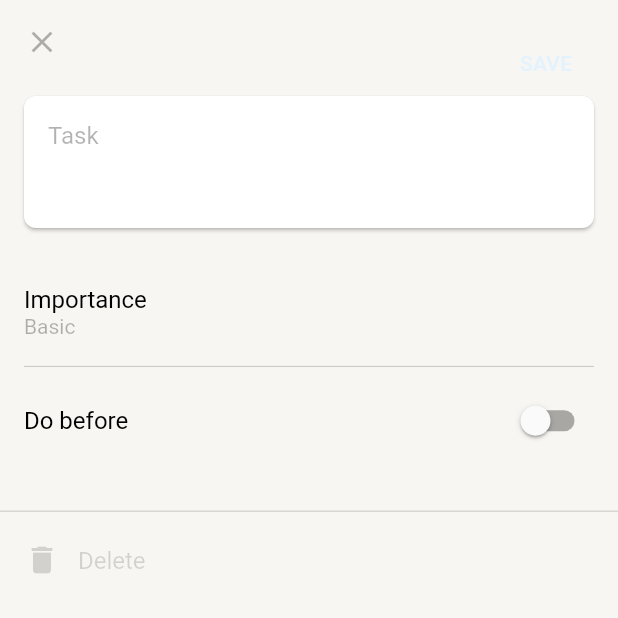
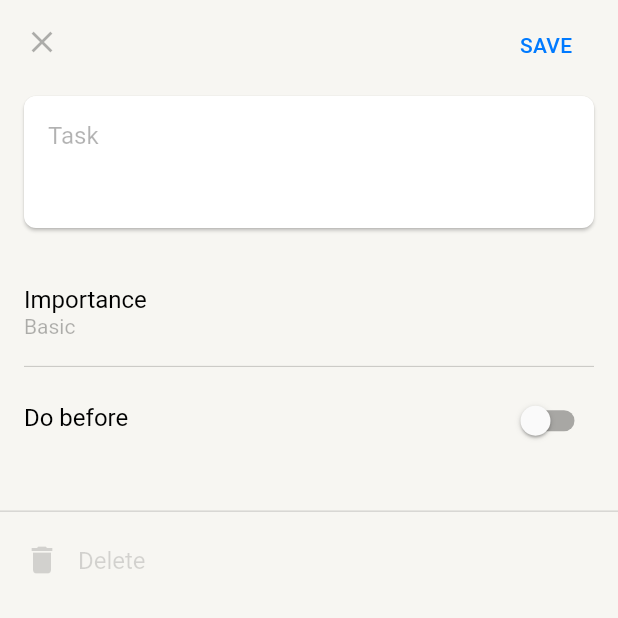
Before and after one commit to OwlCodR/todo_app, a Flutter app: the TasksEditorScreen screen opened directly, on a phone screen of 412 x 824 dp, the top half of it. Run offline on Flutter 3.47's test engine with Material 2 defaults, Android fonts, the phone set to English and light mode, and no system bars; drawn by our look-alikes of dropdown_button2; our stand-ins replace dio, firebase_core, flutter_dotenv, flutter_keyboard_visibility, flutter_riverpod, flutter_slidable and 7 more; missing offline and left inert: dio_logging_interceptor, platform_device_id; accounts and stored records are empty; generated files the repository leaves out were written again.

Commit message:
:sparkles: Added MVP of editor

```diff
--- a/lib/providers/tasks_editor/editor_date_time_provider.dart
+++ b/lib/providers/tasks_editor/editor_date_time_provider.dart
@@ -1,3 +1,3 @@
 import 'package:flutter_riverpod/flutter_riverpod.dart';
 
-final dateTimeProvider = StateProvider((ref) => DateTime.now());
+final dateTimeProvider = StateProvider.autoDispose((ref) => DateTime.now());
--- /dev/null
+++ b/lib/providers/tasks_editor/editor_importance_locale_provider.dart
@@ -0,0 +1,18 @@
+import 'package:flutter/material.dart';
+import 'package:flutter_gen/gen_l10n/app_localizations.dart';
+import 'package:flutter_riverpod/flutter_riverpod.dart';
+import 'package:todo_app/providers/tasks_editor/editor_importance_provider.dart';
+
+import '../../utils/importance_enum.dart';
+
+final importanceLocaleProvider =
+    StateProvider.autoDispose.family<String, BuildContext>((ref, context) {
+  switch (ref.watch(importanceProvider)) {
+    case Importance.important:
+      return AppLocalizations.of(context).important;
+    case Importance.basic:
+      return AppLocalizations.of(context).basic;
+    case Importance.low:
+      return AppLocalizations.of(context).low;
+  }
+});
--- a/lib/providers/tasks_editor/editor_title_provider.dart
+++ b/lib/providers/tasks_editor/editor_title_provider.dart
@@ -1,3 +1,3 @@
 import 'package:flutter_riverpod/flutter_riverpod.dart';
 
-final editorTitleProvider = Provider.autoDispose((ref) => '');
+final editorTitleProvider = StateProvider((ref) => '');
--- a/lib/themes/themes.dart
+++ b/lib/themes/themes.dart
@@ -22,6 +22,7 @@ class _AppTheme {
     required AppColorsTheme colors,
   }) {
     return parent.copyWith(
+      focusColor: colors.blue,
       primaryColorLight: colors.green,
       primaryColor: colors.backPrimary,
       primaryColorDark: colors.separator,
@@ -31,6 +32,7 @@ class _AppTheme {
       disabledColor: colors.labelDisable,
       errorColor: colors.red,
       primaryIconTheme: IconThemeData(color: colors.blue),
+      indicatorColor: colors.blue,
       iconTheme: IconThemeData(color: colors.labelTertiary),
       cardTheme: CardTheme(color: colors.white),
       textTheme: textTheme,
--- a/lib/ui/tasks_editor/tasks_editor_screen.dart
+++ b/lib/ui/tasks_editor/tasks_editor_screen.dart
@@ -35,28 +35,36 @@ class TasksEditorScreen extends ConsumerWidget {
         child: CustomScrollView(
           scrollBehavior: NoGlowScrollBehavior(),
           slivers: <Widget>[
-            const TasksEditorSliverAppBar(),
+            TasksEditorSliverAppBar(task: task),
             SliverList(
               delegate: SliverChildListDelegate(
                 <Widget>[
-                  TasksEditorCardTextInput(title: task?.title),
+                  TasksEditorCardTextInput(
+                    title: task?.title,
+                  ),
                   const SizedBox(height: 12),
                   Padding(
-                    padding: const EdgeInsets.symmetric(horizontal: 16.0),
+                    padding: const EdgeInsets.symmetric(
+                      horizontal: 16.0,
+                    ),
                     child: Column(
                       children: [
                         Container(
-                          constraints:
-                              const BoxConstraints(minHeight: _infoRowHeight),
+                          constraints: const BoxConstraints(
+                            minHeight: _infoRowHeight,
+                          ),
                           child: TasksEditorImportanceDropdown(
                             importance: task?.importance,
                           ),
                         ),
                         const CommonDivider(),
                         Container(
-                          constraints:
-                              const BoxConstraints(minHeight: _infoRowHeight),
-                          child: const TasksEditorDatePicker(),
+                          constraints: const BoxConstraints(
+                            minHeight: _infoRowHeight,
+                          ),
+                          child: TasksEditorDatePicker(
+                            deadlineTime: task?.deadlineTime,
+                          ),
                         ),
                       ],
                     ),
@@ -64,11 +72,8 @@ class TasksEditorScreen extends ConsumerWidget {
                   const SizedBox(height: 24),
                   const CommonDivider(),
                   const SizedBox(height: 8),
-                  Padding(
-                    padding: const EdgeInsets.symmetric(horizontal: 16.0),
-                    child: TasksEditorDeleteTask(
-                      editingTask: task,
-                    ),
+                  TasksEditorDeleteTask(
+                    taskId: task?.id,
                   ),
                 ],
               ),
--- a/lib/ui/tasks_editor/widgets/card_text_input.dart
+++ b/lib/ui/tasks_editor/widgets/card_text_input.dart
@@ -1,13 +1,32 @@
 import 'package:flutter/material.dart';
 import 'package:flutter_gen/gen_l10n/app_localizations.dart';
+import 'package:flutter_riverpod/flutter_riverpod.dart';
 
-class TasksEditorCardTextInput extends StatelessWidget {
+import '../../../providers/tasks_editor/editor_title_provider.dart';
+import '../../../utils/logger.dart';
+
+class TasksEditorCardTextInput extends ConsumerStatefulWidget {
   const TasksEditorCardTextInput({
     Key? key,
     this.title,
   }) : super(key: key);
 
   final String? title;
+
+  @override
+  ConsumerState<TasksEditorCardTextInput> createState() =>
+      _TasksEditorCardTextInputState();
+}
+
+class _TasksEditorCardTextInputState
+    extends ConsumerState<TasksEditorCardTextInput> {
+  @override
+  void initState() {
+    super.initState();
+
+    final title = widget.title ?? '';
+    ref.read(editorTitleProvider.notifier).update((state) => title);
+  }
 
   @override
   Widget build(BuildContext context) {
@@ -24,7 +43,13 @@ class TasksEditorCardTextInput extends StatelessWidget {
             alignment: Alignment.topLeft,
             child: TextField(
               maxLines: null,
-              controller: TextEditingController(text: title),
+              onChanged: (title) {
+                log.d('[$runtimeType] initState title: $title');
+                ref.read(editorTitleProvider.notifier).update((state) => title);
+              },
+              controller: TextEditingController(
+                text: ref.read(editorTitleProvider),
+              ),
               style: Theme.of(context).textTheme.bodyLarge,
               decoration: InputDecoration(
                 hintStyle: Theme.of(context).textTheme.titleMedium,
--- a/lib/ui/tasks_editor/widgets/date_picker.dart
+++ b/lib/ui/tasks_editor/widgets/date_picker.dart
@@ -6,11 +6,38 @@ import 'package:intl/intl.dart';
 import '../../../providers/tasks_editor/editor_date_time_provider.dart';
 import '../../../providers/tasks_editor/editor_switch_state_provider.dart';
 
-class TasksEditorDatePicker extends ConsumerWidget {
-  const TasksEditorDatePicker({Key? key}) : super(key: key);
+class TasksEditorDatePicker extends ConsumerStatefulWidget {
+  const TasksEditorDatePicker({
+    Key? key,
+    this.deadlineTime,
+  }) : super(key: key);
+
+  final int? deadlineTime;
 
   @override
-  Widget build(BuildContext context, WidgetRef ref) {
+  ConsumerState<TasksEditorDatePicker> createState() =>
+      _TasksEditorDatePickerState();
+}
+
+class _TasksEditorDatePickerState extends ConsumerState<TasksEditorDatePicker> {
+  @override
+  void initState() {
+    super.initState();
+
+    final deadline = widget.deadlineTime;
+    final isDeadline = deadline != null;
+
+    ref.read(switchStateProvider.notifier).update((state) => isDeadline);
+
+    if (isDeadline) {
+      ref
+          .read(dateTimeProvider.notifier)
+          .update((state) => DateTime.fromMillisecondsSinceEpoch(deadline));
+    }
+  }
+
+  @override
+  Widget build(BuildContext context) {
     return Row(
       mainAxisAlignment: MainAxisAlignment.spaceBetween,
       children: [
@@ -23,10 +50,16 @@ class TasksEditorDatePicker extends ConsumerWidget {
                     height: 18.75 / 16,
                   ),
             ),
+            const SizedBox(height: 4),
             Visibility(
               visible: ref.watch(switchStateProvider),
               child: Text(
-                DateFormat('d MMMM yyyy').format(ref.watch(dateTimeProvider)),
+                DateFormat('d MMMM yyyy').format(
+                  ref.watch(dateTimeProvider),
+                ),
+                style: Theme.of(context).textTheme.labelMedium!.copyWith(
+                      color: Theme.of(context).indicatorColor,
+                    ),
               ),
             ),
           ],
@@ -45,9 +78,10 @@ class TasksEditorDatePicker extends ConsumerWidget {
                 helpText: '',
               );
 
-              if (picked != null && picked != ref.read(dateTimeProvider)) {
-                ref.read(dateTimeProvider.notifier).update((state) => picked);
-              }
+              if (picked == null) return;
+              if (picked == ref.read(dateTimeProvider)) return;
+
+              ref.read(dateTimeProvider.notifier).update((state) => picked);
             }
           },
         )
--- a/lib/ui/tasks_editor/widgets/delete_task.dart
+++ b/lib/ui/tasks_editor/widgets/delete_task.dart
@@ -1,19 +1,37 @@
 import 'package:flutter/material.dart';
 import 'package:flutter_gen/gen_l10n/app_localizations.dart';
-import 'package:todo_app/models/domain/task_model.dart';
+import 'package:flutter_riverpod/flutter_riverpod.dart';
+import 'package:todo_app/providers/tasks_list/tasks_list_provider.dart';
 
-class TasksEditorDeleteTask extends StatelessWidget {
+class TasksEditorDeleteTask extends ConsumerWidget {
   const TasksEditorDeleteTask({
     Key? key,
-    this.editingTask,
+    this.taskId,
   }) : super(key: key);
 
-  final TaskModel? editingTask;
+  final String? taskId;
 
   @override
-  Widget build(BuildContext context) {
+  Widget build(BuildContext context, WidgetRef ref) {
+    // TODO May be better to create button instead of "disabling" InkWell
     return InkWell(
-      onTap: () {},
+      splashColor: taskId != null
+          ? Theme.of(context).toggleButtonsTheme.splashColor
+          : Colors.transparent,
+      highlightColor: taskId != null
+          ? Theme.of(context).toggleButtonsTheme.highlightColor
+          : Colors.transparent,
+      onTap: () {
+        if (taskId != null) {
+          ref
+              .read(tasksListControllerProvider.notifier)
+              .removeTask(taskId.toString());
+          // TODO Use Navigator 2.0
+          Navigator.pop(context);
+        }
+      },
+      child: Padding(
+        padding: const EdgeInsets.symmetric(horizontal: 16.0),
         child: Container(
           constraints: const BoxConstraints(minHeight: 48.0),
           child: Row(
@@ -21,7 +39,7 @@ class TasksEditorDeleteTask extends StatelessWidget {
             children: [
               Icon(
                 Icons.delete,
-              color: editingTask == null
+                color: taskId == null
                     ? Theme.of(context).disabledColor
                     : Theme.of(context).errorColor,
               ),
@@ -29,12 +47,13 @@ class TasksEditorDeleteTask extends StatelessWidget {
               Text(
                 AppLocalizations.of(context).delete,
                 style: Theme.of(context).textTheme.bodyLarge!.copyWith(
-                    color: editingTask == null
+                      color: taskId == null
                           ? Theme.of(context).disabledColor
                           : Theme.of(context).errorColor,
                     ),
-            )
+              ),
             ],
+          ),
         ),
       ),
     );
--- a/lib/ui/tasks_editor/widgets/importance_dropdown.dart
+++ b/lib/ui/tasks_editor/widgets/importance_dropdown.dart
@@ -3,27 +3,37 @@ import 'package:flutter/material.dart';
 import 'package:flutter_gen/gen_l10n/app_localizations.dart';
 import 'package:flutter_riverpod/flutter_riverpod.dart';
 
+import '../../../providers/tasks_editor/editor_importance_locale_provider.dart';
 import '../../../providers/tasks_editor/editor_importance_provider.dart';
 import '../../../utils/importance_enum.dart';
 
-class TasksEditorImportanceDropdown extends ConsumerWidget {
-  const TasksEditorImportanceDropdown({Key? key, this.importance})
-      : super(key: key);
+class TasksEditorImportanceDropdown extends ConsumerStatefulWidget {
+  const TasksEditorImportanceDropdown({
+    Key? key,
+    this.importance,
+  }) : super(key: key);
 
-  final Importance? importance; // TODO Do I really need it?
+  final Importance? importance;
 
   @override
-  Widget build(BuildContext context, WidgetRef ref) {
-    // TODO Make it better
-    final currentImportance = ref.watch(importanceProvider);
-    var currentImportanceText = AppLocalizations.of(context).basic;
+  ConsumerState<TasksEditorImportanceDropdown> createState() =>
+      _TasksEditorImportanceDropdownState();
+}
 
-    if (currentImportance == Importance.important) {
-      currentImportanceText = AppLocalizations.of(context).important;
-    } else if (currentImportance == Importance.low) {
-      currentImportanceText = AppLocalizations.of(context).low;
+class _TasksEditorImportanceDropdownState
+    extends ConsumerState<TasksEditorImportanceDropdown> {
+  @override
+  void initState() {
+    super.initState();
+
+    final importance = widget.importance;
+    if (importance != null) {
+      ref.read(importanceProvider.notifier).update((state) => importance);
     }
+  }
 
+  @override
+  Widget build(BuildContext context) {
     return Align(
       alignment: Alignment.centerLeft,
       child: Wrap(
@@ -56,7 +66,7 @@ class TasksEditorImportanceDropdown extends ConsumerWidget {
                         ),
                   ),
                   Text(
-                    currentImportanceText,
+                    ref.watch(importanceLocaleProvider(context)),
                     style: Theme.of(context).textTheme.labelMedium,
                   ),
                 ],
```
Also changed, not shown: lib/providers/tasks_editor/editor_info_provider.dart (+7 -2 lines), lib/ui/common/fab.dart (+8 -4 lines), lib/ui/tasks_editor/widgets/sliver_app_bar.dart (+31 -3 lines), lib/ui/tasks_editor/widgets/sliver_app_bar_delegate.dart (+11 -7 lines). Lines whose indentation alone changed are shown as unchanged.
